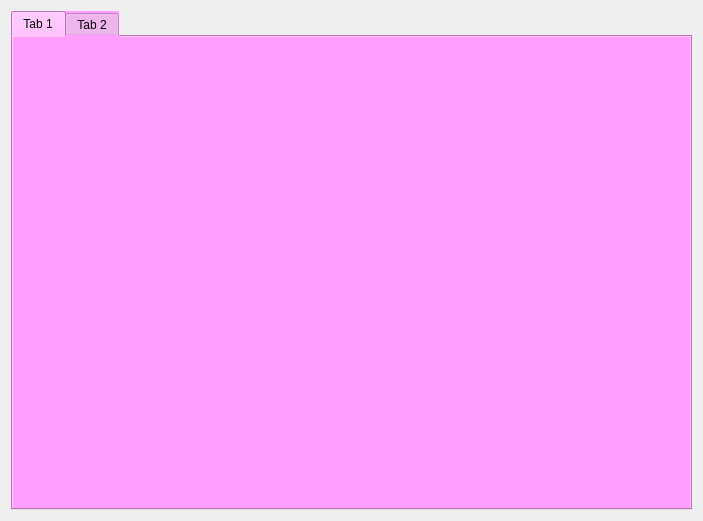
First picture: the form in Dhia/stats.ui, repository dhiaabdelli1/Wedding_planner_2A1, before the edit.
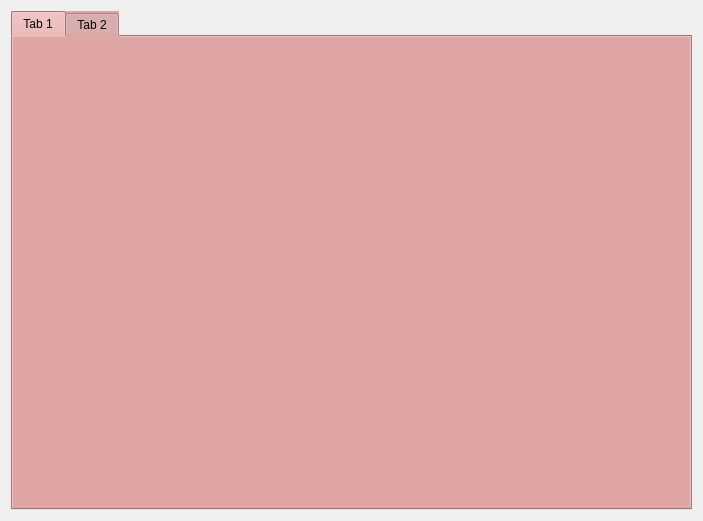
Second picture: the form after the edit. The open tabs and pages were chosen to show the change.

What changed in the file:
```diff
--- a/Dhia/stats.ui
+++ b/Dhia/stats.ui
@@ -17,7 +17,7 @@
    <item>
     <widget class="QTabWidget" name="tabWidget">
      <property name="styleSheet">
-      <string notr="true">background-color: rgb(255, 158, 253);
+      <string notr="true">background-color: #DEA5A4;
 font: 8pt &quot;Forte&quot;;
 color:rgb(0,0,0);
 </string>
```
Left out of the diff: 2 changed lines with no effect on the pictures.
